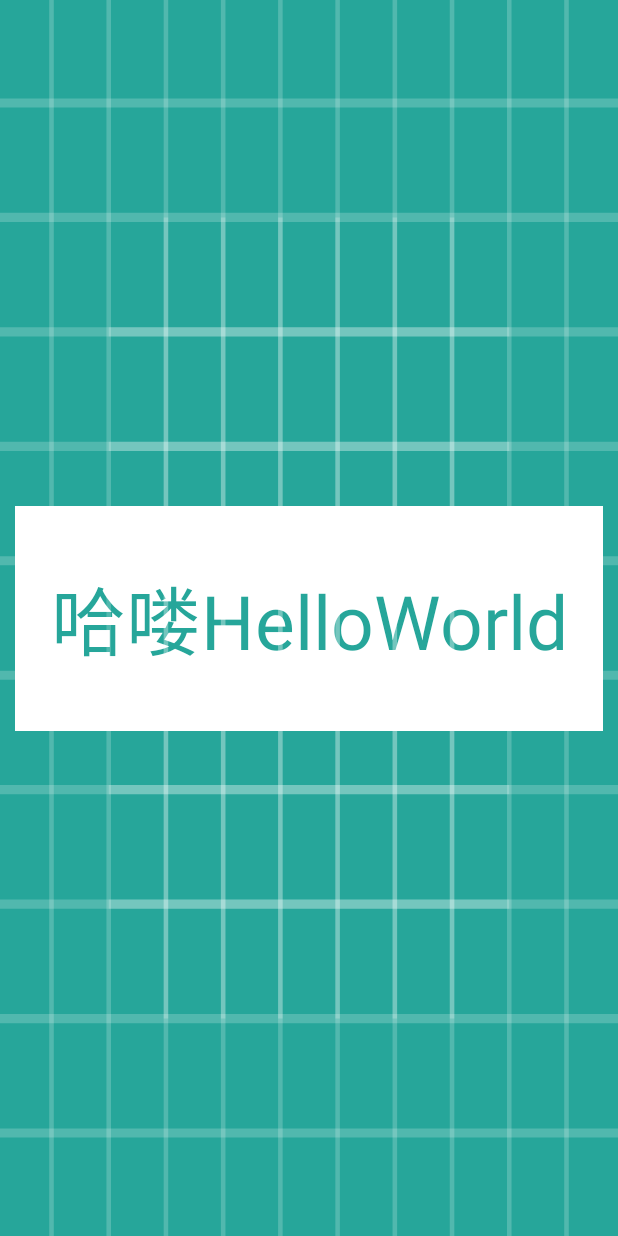
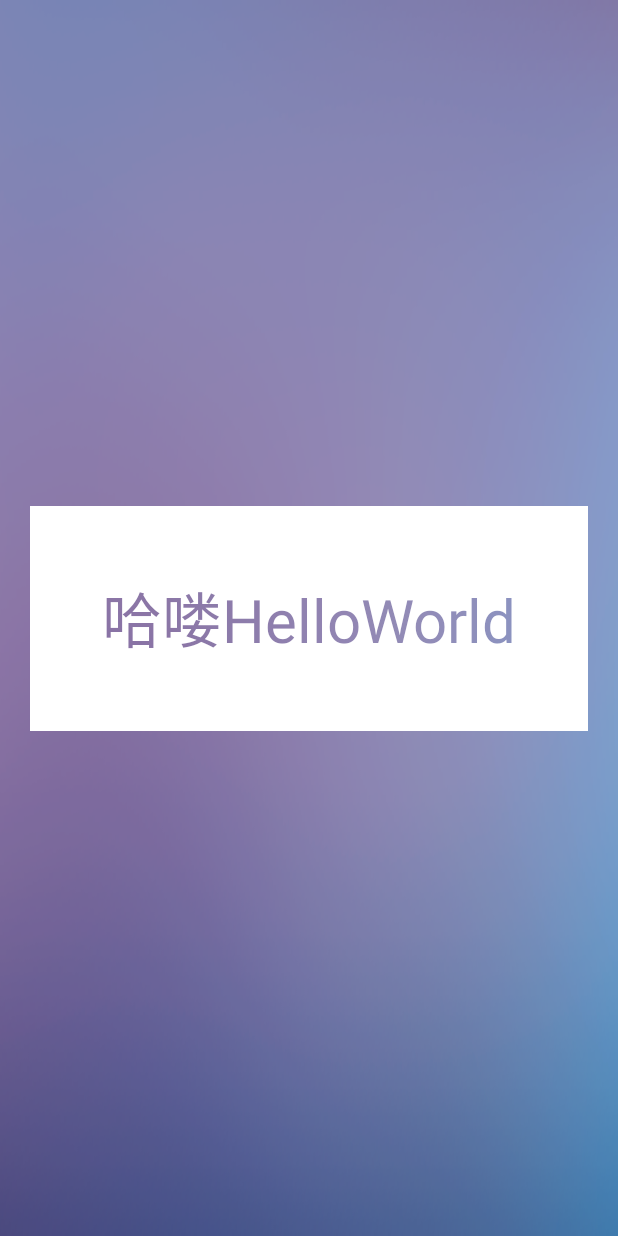
Before and after one commit to hyhdy/customview-samples, an Android app: the layout fragment_hollow_textview.xml on its own in the app's theme, with its tools: preview values and no code run, on a phone screen of 412 x 824 dp. Run offline under Robolectric (Android 15) with nearby library versions, the phone set to English and light mode, and no system bars.

Commit message:
增加效果图

```diff
--- a/app/src/main/res/layout/fragment_hollow_textview.xml
+++ b/app/src/main/res/layout/fragment_hollow_textview.xml
@@ -4,14 +4,14 @@
     xmlns:app="http://schemas.android.com/apk/res-auto"
     android:layout_width="match_parent"
     android:layout_height="match_parent"
-    android:background="@drawable/ic_launcher_background">
+    android:background="@drawable/bg_1">
 
     <com.sky.hyh.customviewsamples.customview.HollowTextView
         android:layout_width="match_parent"
         android:layout_height="150dp"
-        android:layout_marginLeft="10dp"
-        android:layout_marginRight="10dp"
-        android:textSize="50sp"
+        android:layout_marginLeft="20dp"
+        android:layout_marginRight="20dp"
+        android:textSize="40sp"
         android:text="哈喽HelloWorld"
         android:textColor="@color/pure_red"
         android:gravity="center"
```
Also changed, not shown: 3 other files.
